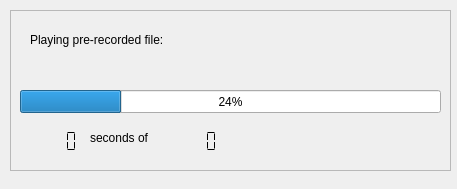
Old version of the form qt-devices/filereaders/filereader-widget.ui in the repository JvanKatwijk/qt-dab.
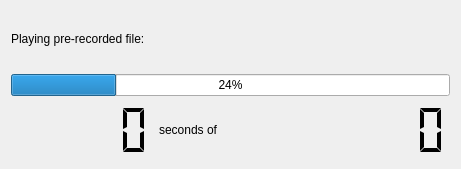
New version of the form.

The edit to the form file:
```diff
--- a/qt-devices/filereaders/filereader-widget.ui
+++ b/qt-devices/filereaders/filereader-widget.ui
@@ -6,37 +6,16 @@
    <rect>
     <x>0</x>
     <y>0</y>
-    <width>457</width>
-    <height>189</height>
+    <width>461</width>
+    <height>169</height>
    </rect>
   </property>
   <property name="windowTitle">
    <string>Qt-DAB File Reader</string>
   </property>
-  <widget class="QFrame" name="frame">
-   <property name="geometry">
-    <rect>
-     <x>10</x>
-     <y>10</y>
-     <width>441</width>
-     <height>161</height>
-    </rect>
-   </property>
-   <property name="frameShape">
-    <enum>QFrame::StyledPanel</enum>
-   </property>
-   <property name="frameShadow">
-    <enum>QFrame::Raised</enum>
-   </property>
+  <layout class="QVBoxLayout" name="verticalLayout">
+   <item>
    <widget class="QLabel" name="label">
-    <property name="geometry">
-     <rect>
-      <x>20</x>
-      <y>20</y>
-      <width>181</width>
-      <height>21</height>
-     </rect>
-    </property>
     <property name="toolTip">
      <string>&lt;html&gt;&lt;head/&gt;&lt;body&gt;&lt;p&gt;Path to file&lt;/p&gt;&lt;/body&gt;&lt;/html&gt;</string>
     </property>
@@ -44,84 +23,49 @@
      <string>Playing pre-recorded file:</string>
     </property>
     <property name="textInteractionFlags">
-     <set>Qt::LinksAccessibleByMouse|Qt::TextSelectableByMouse</set>
-    </property>
-   </widget>
-   <widget class="QLabel" name="nameofFile">
-    <property name="geometry">
-     <rect>
-      <x>20</x>
-      <y>60</y>
-      <width>401</width>
-      <height>21</height>
-     </rect>
-    </property>
-    <property name="text">
-     <string/>
-    </property>
-    <property name="textInteractionFlags">
-     <set>Qt::LinksAccessibleByMouse|Qt::TextSelectableByMouse</set>
-    </property>
-   </widget>
+      <set>Qt::TextInteractionFlag::LinksAccessibleByMouse|Qt::TextInteractionFlag::TextSelectableByMouse</set>
+     </property>
+    </widget>
+   </item>
+   <item>
    <widget class="QProgressBar" name="fileProgress">
-    <property name="geometry">
-     <rect>
-      <x>10</x>
-      <y>80</y>
-      <width>421</width>
-      <height>23</height>
-     </rect>
-    </property>
     <property name="value">
      <number>24</number>
     </property>
    </widget>
+   </item>
+   <item>
+    <layout class="QHBoxLayout" name="horizontalLayout">
+     <item>
    <widget class="QLCDNumber" name="currentTime">
-    <property name="geometry">
-     <rect>
-      <x>10</x>
-      <y>120</y>
-      <width>64</width>
-      <height>23</height>
-     </rect>
-    </property>
     <property name="frameShape">
      <enum>QFrame::NoFrame</enum>
     </property>
     <property name="segmentStyle">
-     <enum>QLCDNumber::Flat</enum>
-    </property>
-   </widget>
+        <enum>QLCDNumber::SegmentStyle::Flat</enum>
+       </property>
+      </widget>
+     </item>
+     <item>
    <widget class="QLabel" name="label_2">
-    <property name="geometry">
-     <rect>
-      <x>80</x>
-      <y>120</y>
-      <width>81</width>
-      <height>16</height>
-     </rect>
-    </property>
     <property name="text">
      <string>seconds of </string>
     </property>
    </widget>
+     </item>
+     <item>
    <widget class="QLCDNumber" name="totalTime">
-    <property name="geometry">
-     <rect>
-      <x>150</x>
-      <y>120</y>
-      <width>64</width>
-      <height>23</height>
-     </rect>
-    </property>
     <property name="frameShape">
      <enum>QFrame::NoFrame</enum>
     </property>
     <property name="segmentStyle">
-     <enum>QLCDNumber::Flat</enum>
-    </property>
-   </widget>
-  </widget>
+        <enum>QLCDNumber::SegmentStyle::Flat</enum>
+       </property>
+      </widget>
+     </item>
+    </layout>
+   </item>
+  </layout>
  </widget>
  <resources/>
  <connections/>
```
Left out of the diff: 4 changed lines with no effect on the pictures. Lines whose indentation alone changed are shown as unchanged.
